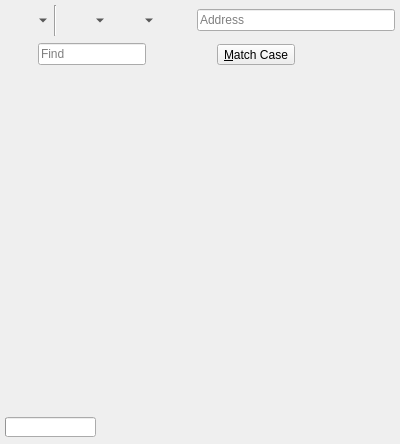
Before: the Qt Designer form 2.x/UI/dooble_page.ui in textbrowser/dooble, drawn with Qt 5.
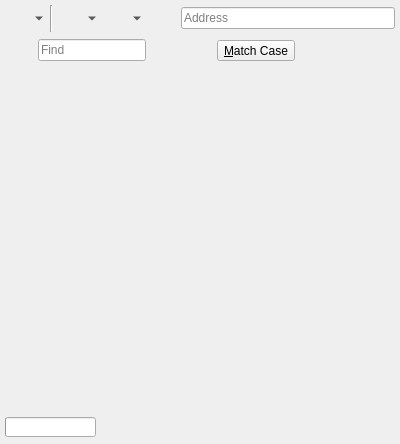
After: the same form once the commit is applied. Custom widgets are drawn as their Qt base class.

Commit message: Decreased icon sizes.

Diff of the .ui file:
```diff
--- a/2.x/UI/dooble_page.ui
+++ b/2.x/UI/dooble_page.ui
@@ -50,8 +50,8 @@
        </property>
        <property name="iconSize">
         <size>
-         <width>24</width>
-         <height>24</height>
+         <width>20</width>
+         <height>20</height>
         </size>
        </property>
        <property name="popupMode">
@@ -79,8 +79,8 @@
        </property>
        <property name="iconSize">
         <size>
-         <width>24</width>
-         <height>24</height>
+         <width>20</width>
+         <height>20</height>
         </size>
        </property>
        <property name="popupMode">
@@ -101,8 +101,8 @@
        </property>
        <property name="iconSize">
         <size>
-         <width>24</width>
-         <height>24</height>
+         <width>20</width>
+         <height>20</height>
         </size>
        </property>
        <property name="popupMode">
@@ -123,8 +123,8 @@
        </property>
        <property name="iconSize">
         <size>
-         <width>24</width>
-         <height>24</height>
+         <width>20</width>
+         <height>20</height>
         </size>
        </property>
        <property name="autoRaise">
```
